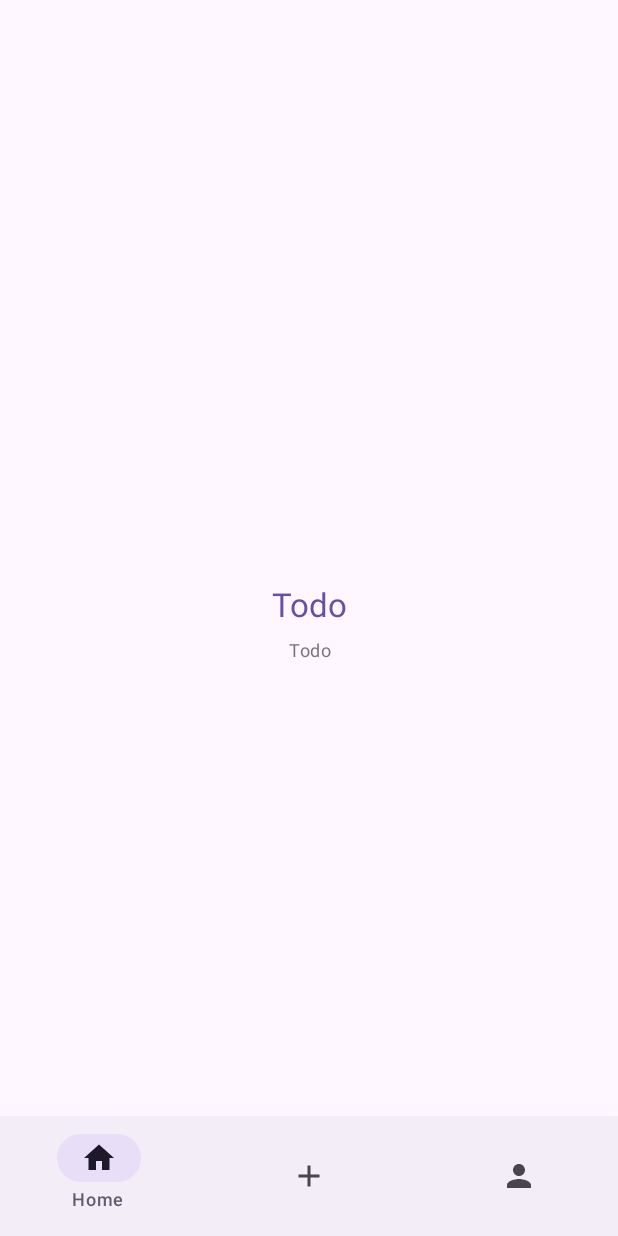
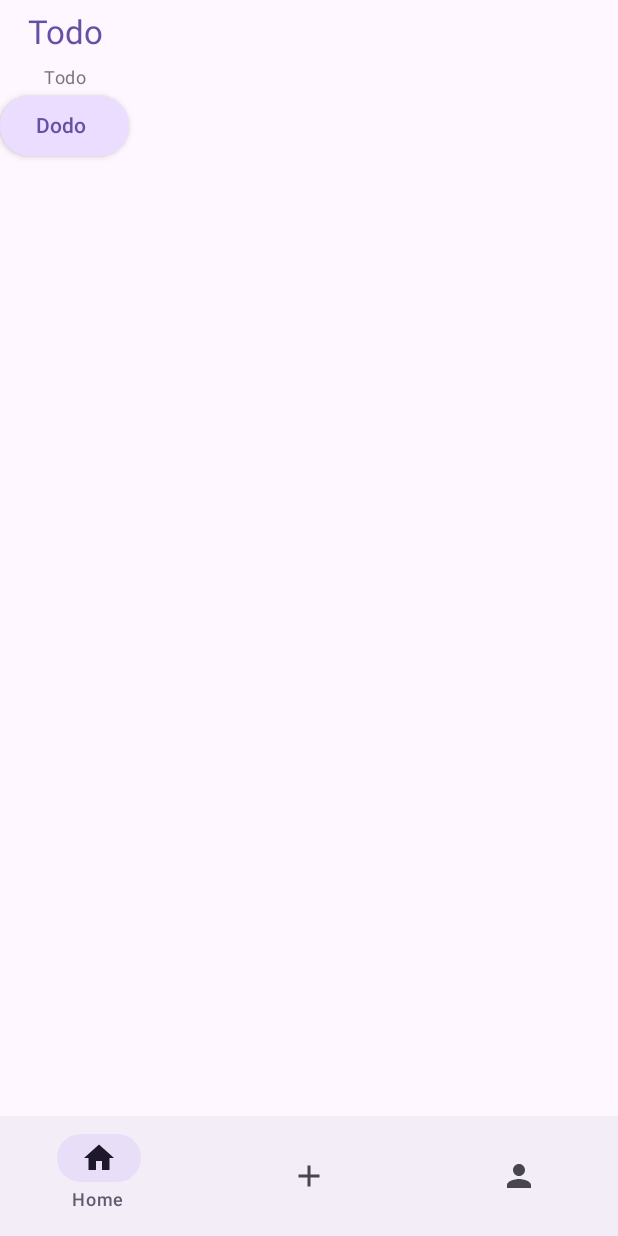
Before and after one commit to zard0214/Kotlin, an Android app built with Jetpack Compose: the screen it shows after launch (MainActivity), on a phone screen of 412 x 824 dp. Run offline under Robolectric (Android 15) with nearby library versions, the phone set to English and light mode, and no system bars.

Commit message:
add activity to manifest

```diff
--- a/app/src/main/AndroidManifest.xml
+++ b/app/src/main/AndroidManifest.xml
@@ -32,6 +32,10 @@
             android:exported="false"></activity>
         <activity
             android:name=".MainActivity"
+            android:screenOrientation="portrait"
+            android:exported="false"></activity>
+        <activity
+            android:name=".DetailActivity"
             android:screenOrientation="portrait"
             android:exported="false"></activity>
         <activity
--- a/app/src/main/java/cn/shef/msc5/todo/MainActivity.kt
+++ b/app/src/main/java/cn/shef/msc5/todo/MainActivity.kt
@@ -1,10 +1,16 @@
 package cn.shef.msc5.todo
 
+import android.content.Intent
 import android.content.res.Configuration
 import android.os.Bundle
 import android.util.Log
 import androidx.activity.compose.setContent
+import androidx.compose.foundation.layout.Arrangement
+import androidx.compose.foundation.layout.Column
 import androidx.compose.foundation.layout.fillMaxSize
+import androidx.compose.foundation.layout.padding
+import androidx.compose.material3.Button
+import androidx.compose.material3.ButtonDefaults
 import androidx.compose.material3.Icon
 import androidx.compose.material3.MaterialTheme
 import androidx.compose.material3.NavigationBar
@@ -16,12 +22,15 @@ import androidx.compose.runtime.getValue
 import androidx.compose.runtime.mutableStateOf
 import androidx.compose.runtime.remember
 import androidx.compose.runtime.setValue
+import androidx.compose.ui.Alignment
 import androidx.compose.ui.Modifier
 import androidx.compose.ui.platform.LocalContext
+import androidx.compose.ui.res.stringResource
+import androidx.compose.ui.text.style.TextAlign
 import androidx.compose.ui.tooling.preview.Preview
+import androidx.compose.ui.unit.dp
 import cn.shef.msc5.todo.base.BaseScaffold
 import cn.shef.msc5.todo.base.BaseActivity
-import cn.shef.msc5.todo.base.EmptyScreen
 import cn.shef.msc5.todo.demos.ui.navigation.getIconForScreen
 import cn.shef.msc5.todo.utilities.Constants.Companion.NAVIGATION_HOME
 import cn.shef.msc5.todo.utilities.Constants.Companion.NAVIGATION_POST
@@ -87,13 +96,49 @@ fun MainScreen(mainActivity: MainActivity) {
         }
     ) {
         when (selectedItem) {
-            NAVIGATION_HOME -> EmptyScreen()
-            NAVIGATION_POST -> EmptyScreen()
-            NAVIGATION_PROFILE -> EmptyScreen()
+            NAVIGATION_HOME -> EmptyScreen(mainActivity)
+            NAVIGATION_POST -> EmptyScreen(mainActivity)
+            NAVIGATION_PROFILE -> EmptyScreen(mainActivity)
         }
     }
 }
 
+@Composable
+fun EmptyScreen(mainActivity: MainActivity) {
+    Column(
+//        modifier = modifier.fillMaxSize(),
+        verticalArrangement = Arrangement.Center,
+        horizontalAlignment = Alignment.CenterHorizontally
+    ) {
+        Text(
+            modifier = Modifier.padding(8.dp),
+            text = stringResource(id = R.string.app_name),
+            style = MaterialTheme.typography.titleLarge,
+            textAlign = TextAlign.Center,
+            color = MaterialTheme.colorScheme.primary
+        )
+        Text(
+            modifier = Modifier.padding(horizontal = 8.dp),
+            text = stringResource(id = R.string.app_name),
+            style = MaterialTheme.typography.bodySmall,
+            textAlign = TextAlign.Center,
+            color = MaterialTheme.colorScheme.outline
+        )
+        Button(
+            onClick = {
+                mainActivity.startActivity(Intent(mainActivity, DetailActivity::class.java))
+            },
+            colors = ButtonDefaults.buttonColors(
+                containerColor = MaterialTheme.colorScheme.primaryContainer,
+                contentColor = MaterialTheme.colorScheme.primary
+            ),
+            elevation = ButtonDefaults.buttonElevation(defaultElevation = 3.dp),
+            content = {
+                Text("Dodo ")
+            }
+        )
+    }
+}
 
 @Preview(name = "Light theme")
 @Preview(name = "Dark theme", uiMode = Configuration.UI_MODE_NIGHT_YES)
```
Also changed, not shown: app/src/main/java/cn/shef/msc5/todo/DetailActivity.kt (added, +104 -0 lines).
